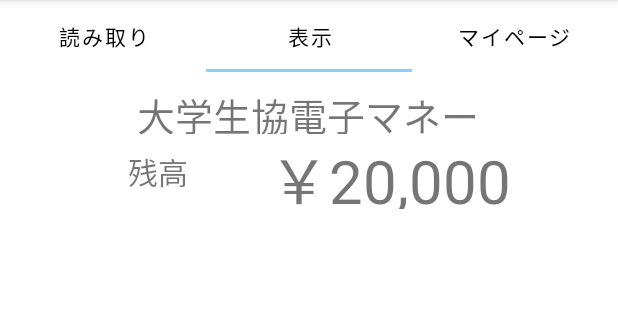
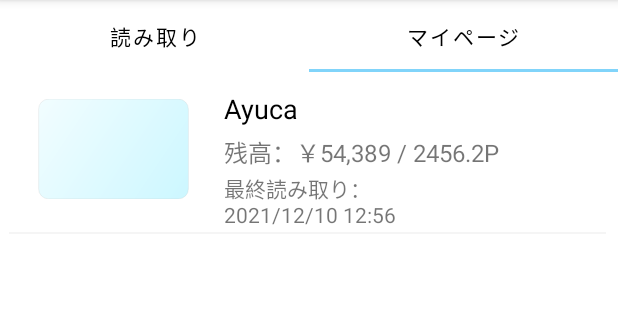
Before and after one commit to fumigoro/felica-wallet, an Android app: the screen it shows after launch (MainActivity), tab 2 chosen, on a phone screen of 412 x 824 dp, the part 84-404 px from its top. Run offline under Robolectric (Android 15) with nearby library versions, the phone set to English and light mode, and no system bars; 1 statement that could not run was skipped.

Commit message:
タブ数を2つへ

```diff
--- a/app/src/main/java/com/example/y3033067/nfcreader/MainActivity.java
+++ b/app/src/main/java/com/example/y3033067/nfcreader/MainActivity.java
@@ -10,7 +10,6 @@ import android.app.PendingIntent;
 import android.content.Context;
 import android.content.Intent;
 import android.content.IntentFilter;
-import android.graphics.drawable.Drawable;
 import android.nfc.NfcAdapter;
 import android.nfc.Tag;
 import android.nfc.tech.NfcF;
@@ -49,9 +48,9 @@ public class MainActivity extends AppCompatActivity {
 
         setContentView(R.layout.activity_nfcreader);
         // xmlからTabLayoutの取得
-        tabLayout = (TabLayout) findViewById(R.id.tab_layout);
+        tabLayout =  findViewById(R.id.tab_layout);
         // xmlからViewPagerを取得
-        ViewPager viewPager = (ViewPager) findViewById(R.id.pager);
+        ViewPager viewPager = findViewById(R.id.pager);
 
         // 表示Pageに必要な項目を設定
         TabAdapter adapter = new TabAdapter(getSupportFragmentManager());
@@ -63,9 +62,8 @@ public class MainActivity extends AppCompatActivity {
         pendingIntent = PendingIntent.getActivity(
                 this, 0, new Intent(this, getClass()).addFlags(Intent.FLAG_ACTIVITY_SINGLE_TOP), 0);
 
+
         IntentFilter ndef = new IntentFilter(NfcAdapter.ACTION_NDEF_DISCOVERED);
-
-
         try {
             ndef.addDataType("text/plain");
         } catch (IntentFilter.MalformedMimeTypeException e) {
@@ -98,8 +96,8 @@ public class MainActivity extends AppCompatActivity {
     protected void onNewIntent(Intent intent) {
         Log.d("TAG","Load");
         ImageView image = findViewById(R.id.reader_ring);
-        Drawable ringLoading = getResources().getDrawable(R.drawable.shape_ring_loading);
-        image.setImageDrawable(ringLoading);
+//        Drawable ringLoading = getResources().getDrawable(R.drawable.shape_ring_loading);
+//        image.setImageDrawable(ringLoading);
         // IntentにTagの基本データが入ってくるので取得
         super.onNewIntent(intent);
 
@@ -130,7 +128,7 @@ public class MainActivity extends AppCompatActivity {
                 Log.d("TAG", "Ayuca");
                 cardName.setText("Ayuca");
                 ayuca = new Ayuca(tag);
-                ayuca.loadAssetFile((Activity)findViewById(R.id.fragment_read).getContext());
+                ayuca.loadAssetFile((Activity)findViewById(R.id.fragment_show).getContext());
                 //カードからデータを読み取り
                 ayuca.readAllData();
                 ch = ayuca.getHistories();
@@ -195,19 +193,14 @@ public class MainActivity extends AppCompatActivity {
             if(i<ch.size()){
                 historyUI[i].setText(ch.get(i),type);
                 historyView[i].setVisibility(View.VISIBLE);
-
             }else{
                 historyView[i].setVisibility(View.GONE);
             }
         }
 
 
-        Drawable ringWaiting = getResources().getDrawable(R.drawable.shape_ring_waiting);
-//        image.setImageDrawable(ringWaiting);
-
 //        タブ切り替え
-
-        Objects.requireNonNull(tabLayout.getTabAt(1)).select();
+//        Objects.requireNonNull(tabLayout.getTabAt(1)).select();
     }
 
     @Override
@@ -259,8 +252,6 @@ public class MainActivity extends AppCompatActivity {
             historyUI[i] = new HistoryUI(name_start,name_end,price,date,point,bonusPoint,usedPoint,
                     line,historyView[i],context);
         }
-
-
         return historyUI;
     }
 }
--- a/app/src/main/java/com/example/y3033067/nfcreader/TabAdapter.java
+++ b/app/src/main/java/com/example/y3033067/nfcreader/TabAdapter.java
@@ -1,33 +1,40 @@
 package com.example.y3033067.nfcreader;
+
+import android.view.LayoutInflater;
+import android.view.View;
+import android.widget.Button;
+import android.widget.RelativeLayout;
+import android.widget.TextView;
 
 import androidx.annotation.NonNull;
 import androidx.annotation.Nullable;
+import androidx.constraintlayout.widget.ConstraintLayout;
 import androidx.fragment.app.Fragment;
 import androidx.fragment.app.FragmentManager;
 import androidx.fragment.app.FragmentPagerAdapter;
 
 import org.jetbrains.annotations.NotNull;
+import org.w3c.dom.Text;
 
 public class TabAdapter extends FragmentPagerAdapter {
-    final String[] pageTitle = {"読み取り", "表示", "マイページ"};
+    final String[] pageTitle = {"読み取り", "マイページ"};
 
     public TabAdapter(@NonNull @NotNull FragmentManager fm) {
         super(fm);
     }
 
-    @NonNull
     @NotNull
     @Override
     public Fragment getItem(int position){
         switch(position){
+            case 1:
+                return new TabMyPageFragment();
             case 0:
-                return new TabReadFragment();
-            case 1:
                 return new TabShowFragment();
-            case 2:
-                return new TabMyPageFragment();
+//            case 0:
+//                return new TabReadFragment();
         }
-        return null;
+        return new TabReadFragment();
     }
 
     @Nullable
@@ -40,6 +47,6 @@ public class TabAdapter extends FragmentPagerAdapter {
 
     @Override
     public int getCount() {
-        return 3;
+        return pageTitle.length;
     }
 }
--- a/app/src/main/java/com/example/y3033067/nfcreader/TabMyPageFragment.java
+++ b/app/src/main/java/com/example/y3033067/nfcreader/TabMyPageFragment.java
@@ -4,16 +4,18 @@ import android.os.Bundle;
 import android.view.LayoutInflater;
 import android.view.View;
 import android.view.ViewGroup;
+import android.widget.TextView;
 
 import androidx.annotation.NonNull;
 import androidx.annotation.Nullable;
+import androidx.constraintlayout.widget.ConstraintLayout;
 import androidx.fragment.app.Fragment;
 
 public class TabMyPageFragment extends Fragment {
     @Nullable
     @org.jetbrains.annotations.Nullable
     @Override
-    public View onCreateView(@NonNull @org.jetbrains.annotations.NotNull LayoutInflater inflater, @Nullable @org.jetbrains.annotations.Nullable ViewGroup container, @Nullable @org.jetbrains.annotations.Nullable Bundle savedInstanceState) {
+    public View onCreateView(LayoutInflater inflater, ViewGroup container, Bundle savedInstanceState) {
         return inflater.inflate(R.layout.fragment_mypage,container,false);
     }
 }
--- a/app/src/main/res/layout/fragment_card_summary.xml
+++ b/app/src/main/res/layout/fragment_card_summary.xml
@@ -2,13 +2,13 @@
 <RelativeLayout xmlns:android="http://schemas.android.com/apk/res/android"
     xmlns:tools="http://schemas.android.com/tools"
     android:layout_width="match_parent"
-    android:layout_height="110dp"
+    android:layout_height="115dp"
     android:paddingEnd="7dp"
     android:paddingStart="5dp"
     >
 
     <ImageView
-        android:id="@+id/image"
+        android:id="@+id/card_sum_image"
         android:layout_width="110dp"
         android:layout_height="69dp"
         android:layout_alignParentStart="true"
@@ -22,38 +22,38 @@
         tools:ignore="ContentDescription" />
 
     <TextView
-        android:id="@id/card_balance"
+        android:id="@+id/card_sum_balance"
         android:layout_width="219dp"
         android:layout_height="wrap_content"
         android:layout_alignParentTop="true"
         android:layout_centerVertical="true"
         android:layout_marginStart="15dp"
         android:layout_marginTop="41dp"
-        android:layout_toEndOf="@+id/image"
+        android:layout_toEndOf="@+id/card_sum_image"
         android:text="残高：￥54,389 / 2456.2P"
         android:textSize="16sp" />
 
     <TextView
         android:id="@+id/last_read"
-        android:layout_width="218dp"
+        android:layout_width="227dp"
         android:layout_height="wrap_content"
         android:layout_alignParentTop="true"
         android:layout_centerInParent="true"
         android:layout_marginStart="15dp"
         android:layout_marginTop="67dp"
-        android:layout_toEndOf="@+id/image"
-        android:text="最終読み取り：2021/12/10 12:56"
+        android:layout_toEndOf="@+id/card_sum_image"
+        android:text="最終読み取り：\n2021/12/10 12:56"
         android:textSize="14sp" />
 
     <TextView
-        android:id="@+id/type"
+        android:id="@+id/card_sum_type"
         android:layout_width="194dp"
         android:layout_height="wrap_content"
         android:layout_alignParentTop="true"
         android:layout_centerHorizontal="true"
         android:layout_marginStart="15dp"
         android:layout_marginTop="12dp"
-        android:layout_toEndOf="@+id/image"
+        android:layout_toEndOf="@+id/card_sum_image"
         android:text="Ayuca"
         android:textColor="@color/black"
         android:textSize="18sp" />
@@ -62,11 +62,11 @@
         android:id="@+id/line"
         android:layout_width="match_parent"
         android:layout_height="10dp"
-        android:layout_below="@+id/image"
+        android:layout_below="@+id/card_sum_image"
         android:layout_alignParentStart="true"
         android:layout_alignParentEnd="true"
         android:layout_centerInParent="true"
-        android:layout_marginTop="-13dp"
+        android:layout_marginTop="-5dp"
         android:contentDescription="Line"
         android:src="@drawable/shape_history_wrapper" />
 
--- a/app/src/main/res/layout/fragment_mypage.xml
+++ b/app/src/main/res/layout/fragment_mypage.xml
@@ -2,33 +2,34 @@
 <androidx.constraintlayout.widget.ConstraintLayout xmlns:android="http://schemas.android.com/apk/res/android"
     xmlns:app="http://schemas.android.com/apk/res-auto"
     xmlns:tools="http://schemas.android.com/tools"
-    android:id="@+id/fragment_myPage"
+    android:id="@+id/fragment_mypage"
     android:layout_width="match_parent"
     android:layout_height="match_parent"
     >
 
     <ScrollView
+        android:id="@+id/scrollView2"
         android:layout_width="match_parent"
-        android:layout_height="match_parent"
-        >
+        android:layout_height="match_parent">
+
         <LinearLayout
             android:layout_width="wrap_content"
             android:layout_height="wrap_content"
             android:orientation="vertical">
+
             <include
                 android:id="@+id/mycard_ayuca"
                 layout="@layout/fragment_card_summary"
                 android:layout_width="match_parent"
                 android:layout_height="110dp"
-                android:visibility="visible"
-                />
+                android:visibility="visible" />
+
             <include
                 android:id="@+id/mycard_campuspay"
                 layout="@layout/fragment_card_summary"
                 android:layout_width="match_parent"
                 android:layout_height="110dp"
-                android:visibility="gone"/>
-
+                android:visibility="gone" />
 
         </LinearLayout>
     </ScrollView>
```
Also changed, not shown: app/src/main/java/com/example/y3033067/nfcreader/Ayuca.java (+6 -8 lines).
